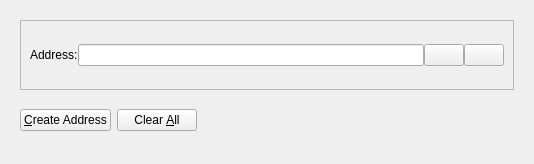
PIVX-Project/PIVX, file src/qt/forms/multisigaddressdialog.ui: the form before one commit.
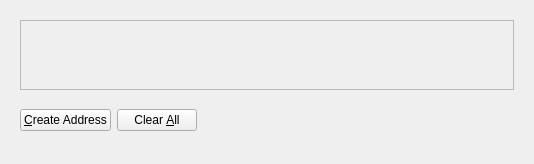
The form after the commit. The open tabs and pages were chosen to show the change. Icons and pictures are not drawn. Custom widgets are drawn as their Qt base class.

Commit message:
multisig: address creating and adding to wallet
throwing uncaught runtime_error in the createRedeemScript method.

```diff
--- a/src/qt/forms/multisigaddressdialog.ui
+++ b/src/qt/forms/multisigaddressdialog.ui
@@ -161,73 +161,11 @@
              <rect>
               <x>0</x>
               <y>0</y>
-              <width>494</width>
-              <height>68</height>
+              <width>98</width>
+              <height>28</height>
              </rect>
             </property>
-            <layout class="QVBoxLayout" name="verticalLayout_4">
-             <item>
-              <layout class="QHBoxLayout" name="address_1">
-               <property name="spacing">
-                <number>0</number>
-               </property>
-               <item>
-                <widget class="QLabel" name="addressLabel_1">
-                 <property name="text">
-                  <string>Address:</string>
-                 </property>
-                </widget>
-               </item>
-               <item>
-                <widget class="QValidatedLineEdit" name="addressIn_1">
-                 <property name="toolTip">
-                  <string>The PIVX address to sign the message with</string>
-                 </property>
-                </widget>
-               </item>
-               <item>
-                <widget class="QPushButton" name="addressBookButton_1">
-                 <property name="toolTip">
-                  <string>Choose previously used address</string>
-                 </property>
-                 <property name="text">
-                  <string/>
-                 </property>
-                 <property name="icon">
-                  <iconset resource="../pivx.qrc">
-                   <normaloff>:/icons/address-book</normaloff>:/icons/address-book</iconset>
-                 </property>
-                 <property name="shortcut">
-                  <string>Alt+A</string>
-                 </property>
-                 <property name="autoDefault">
-                  <bool>false</bool>
-                 </property>
-                </widget>
-               </item>
-               <item>
-                <widget class="QPushButton" name="addressPasteButton_1">
-                 <property name="toolTip">
-                  <string>Paste address from clipboard</string>
-                 </property>
-                 <property name="text">
-                  <string/>
-                 </property>
-                 <property name="icon">
-                  <iconset resource="../pivx.qrc">
-                   <normaloff>:/icons/editpaste</normaloff>:/icons/editpaste</iconset>
-                 </property>
-                 <property name="shortcut">
-                  <string>Alt+P</string>
-                 </property>
-                 <property name="autoDefault">
-                  <bool>false</bool>
-                 </property>
-                </widget>
-               </item>
-              </layout>
-             </item>
-            </layout>
+            <layout class="QVBoxLayout" name="verticalLayout_4"/>
            </widget>
           </widget>
          </item>
@@ -319,13 +257,6 @@
    </item>
   </layout>
  </widget>
- <customwidgets>
-  <customwidget>
-   <class>QValidatedLineEdit</class>
-   <extends>QLineEdit</extends>
-   <header>qvalidatedlineedit.h</header>
-  </customwidget>
- </customwidgets>
  <resources>
   <include location="../pivx.qrc"/>
  </resources>
```
Left out of the diff: 10 changed lines with no effect on the pictures. The commit also changes 2 other files.
